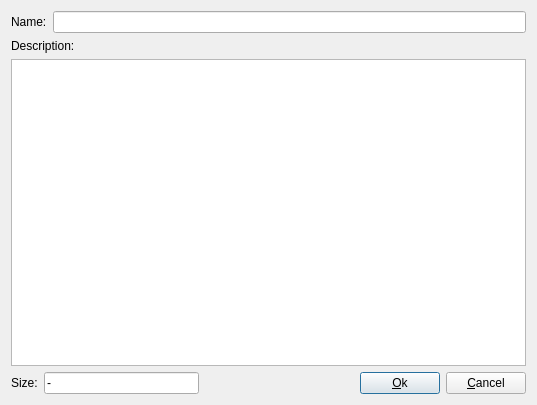
Before: the Qt Designer form Classroom/AddClass.ui in x64dbg/Classroom, drawn with Qt 5.
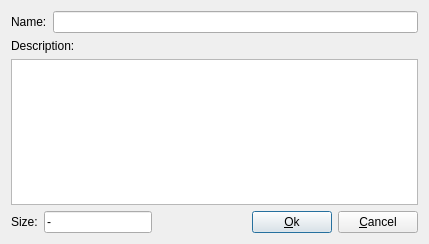
After: the same form once the commit is applied. Icons and pictures are not drawn.

The edit to the form file:
```diff
--- a/Classroom/AddClass.ui
+++ b/Classroom/AddClass.ui
@@ -6,8 +6,8 @@
    <rect>
     <x>0</x>
     <y>0</y>
-    <width>537</width>
-    <height>405</height>
+    <width>429</width>
+    <height>244</height>
    </rect>
   </property>
   <property name="windowTitle">
```
Left out of the diff: 8 changed lines with no effect on the pictures.
